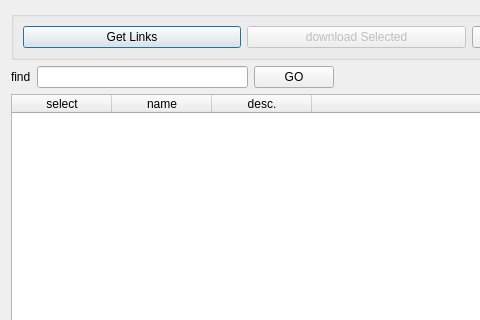
First picture: the form in src/ui/designer_generated.ui, repository kerneltravel/Pcs-Netdisk-Shareman, before the edit; both pictures show x 0 to 480 and y 0 to 320 of the 713 by 576 pixel window.
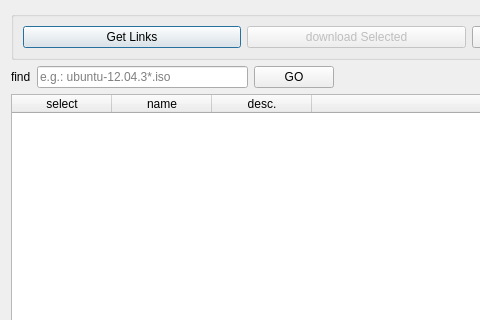
Second picture: the form after the edit.

The edit to the form file:
```diff
--- a/src/ui/designer_generated.ui
+++ b/src/ui/designer_generated.ui
@@ -67,7 +67,17 @@
           </widget>
          </item>
          <item>
-          <widget class="QLineEdit" name="lnedtKeyword"/>
+          <widget class="QLineEdit" name="lnedtKeyword">
+           <property name="inputMask">
+            <string/>
+           </property>
+           <property name="text">
+            <string/>
+           </property>
+           <property name="placeholderText">
+            <string>e.g.: ubuntu-12.04.3*.iso</string>
+           </property>
+          </widget>
          </item>
          <item>
           <widget class="QPushButton" name="btnStartSearch">
```
